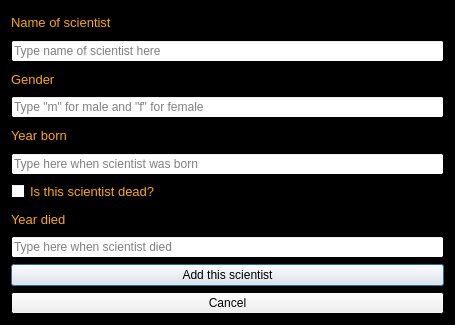
stefanv15/verklegtNamskeid_skil3, file addscientist.ui: the form before one commit.
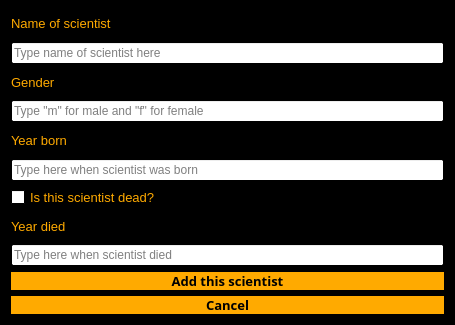
The form after the commit.

```diff
--- a/addscientist.ui
+++ b/addscientist.ui
@@ -195,6 +195,21 @@
    </item>
    <item>
     <widget class="QPushButton" name="button_add">
+     <property name="font">
+      <font>
+       <family>Rockwell</family>
+       <pointsize>10</pointsize>
+       <weight>75</weight>
+       <bold>true</bold>
+      </font>
+     </property>
+     <property name="styleSheet">
+      <string notr="true">QPushButton
+{
+	color: black;
+	background-color: rgba(255, 170, 0); border: none;
+}</string>
+     </property>
      <property name="text">
       <string>Add this scientist</string>
      </property>
@@ -202,6 +217,21 @@
    </item>
    <item>
     <widget class="QPushButton" name="button_cancel">
+     <property name="font">
+      <font>
+       <family>Rockwell</family>
+       <pointsize>10</pointsize>
+       <weight>75</weight>
+       <bold>true</bold>
+      </font>
+     </property>
+     <property name="styleSheet">
+      <string notr="true">QPushButton
+{
+	color: black;
+	background-color: rgba(255, 170, 0); border: none;
+}</string>
+     </property>
      <property name="text">
       <string>Cancel</string>
      </property>
```
